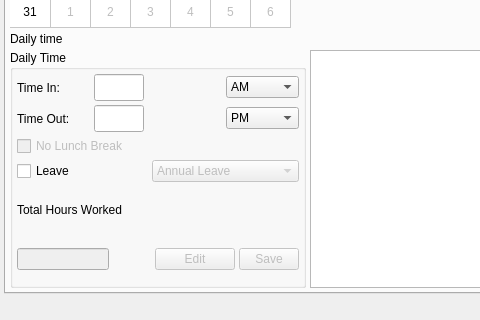
First picture: the form in ui/mainWindow.ui, repository anilet/time-manage, before the edit; both pictures show x 0 to 480 and y 263 to 583 of the 868 by 583 pixel window.
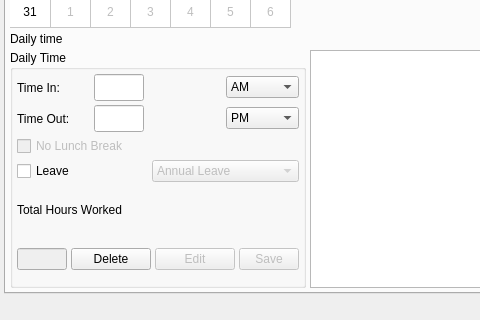
Second picture: the form after the edit. Icons and pictures are not drawn. Custom widgets are drawn as their Qt base class.

Patch:
```diff
--- a/ui/mainWindow.ui
+++ b/ui/mainWindow.ui
@@ -330,6 +330,13 @@
                  </property>
                 </spacer>
                </item>
+               <item>
+                <widget class="QPushButton" name="deleteTimeButton" >
+                 <property name="text" >
+                  <string>Delete</string>
+                 </property>
+                </widget>
+               </item>
                <item>
                 <widget class="QPushButton" name="editButton" >
                  <property name="enabled" >
```
